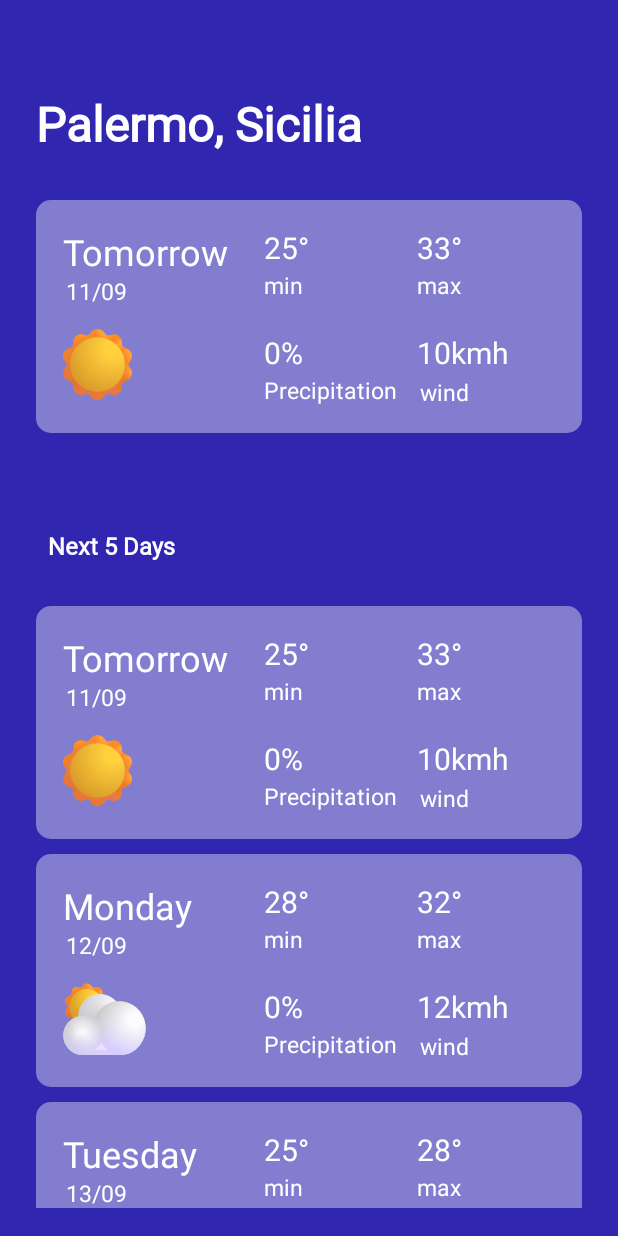
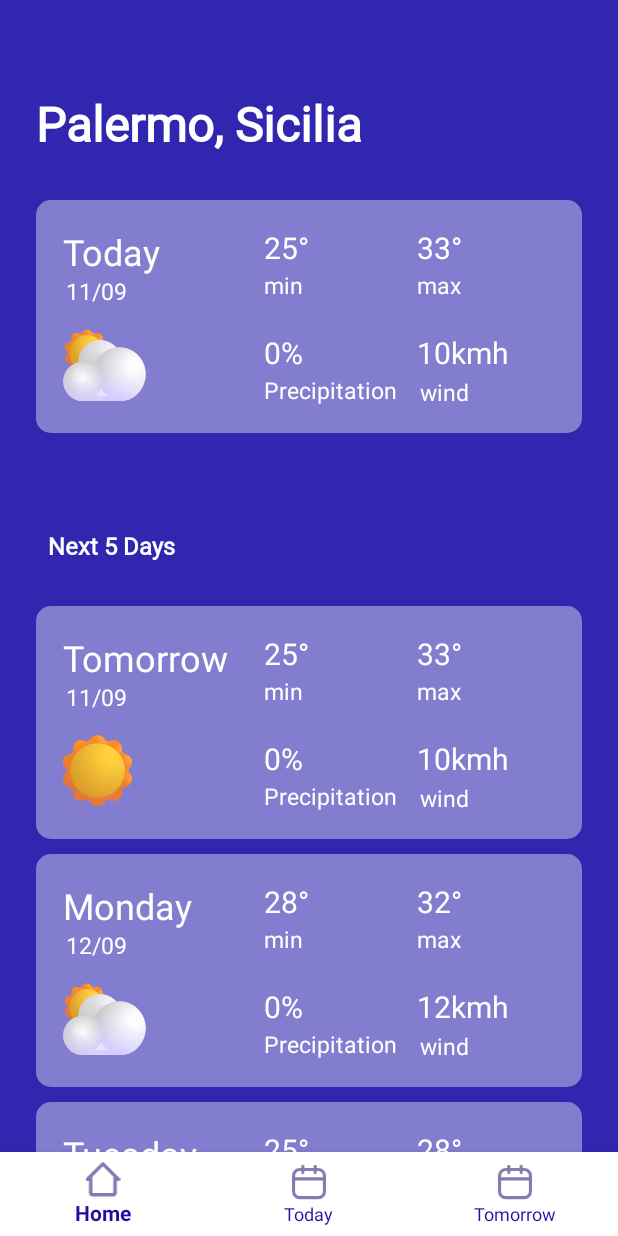
Before and after one commit to develhope/android2_team2_meteoapp, an Android app: the screen it shows after launch (MainActivity), on a phone screen of 412 x 824 dp. Run offline under Robolectric (Android 15) with nearby library versions, the phone set to English and light mode, and no system bars.

Commit message:
Added bottom navigation

```diff
--- a/app/build.gradle
+++ b/app/build.gradle
@@ -37,6 +37,8 @@ dependencies {
     implementation 'androidx.appcompat:appcompat:1.5.1'
     implementation 'com.google.android.material:material:1.6.1'
     implementation 'androidx.constraintlayout:constraintlayout:2.1.4'
+    implementation 'androidx.navigation:navigation-fragment-ktx:2.5.2'
+    implementation 'androidx.navigation:navigation-ui-ktx:2.5.2'
     testImplementation 'junit:junit:4.13.2'
     androidTestImplementation 'androidx.test.ext:junit:1.1.3'
     androidTestImplementation 'androidx.test.espresso:espresso-core:3.4.0'
--- a/app/src/main/java/co/develhope/meteoapp/MainActivity.kt
+++ b/app/src/main/java/co/develhope/meteoapp/MainActivity.kt
@@ -3,12 +3,30 @@ package co.develhope.meteoapp
 import androidx.appcompat.app.AppCompatActivity
 import android.os.Bundle
 import androidx.fragment.app.Fragment
+import co.develhope.meteoapp.fragments.TodayFragment
+import co.develhope.meteoapp.fragments.TomorrowFragment
+import com.google.android.material.bottomnavigation.BottomNavigationView
 
 class MainActivity : AppCompatActivity() {
+
+    private val homeFragment = HomeFragment()
+    private val todayFragment = TodayFragment()
+    private val tomorrowFragment = TomorrowFragment()
+
     override fun onCreate(savedInstanceState: Bundle?) {
         super.onCreate(savedInstanceState)
         setContentView(R.layout.activity_main)
         replaceFragment(HomeFragment())
+
+        val bottomNav = findViewById<BottomNavigationView>(R.id.bottom_navigation)
+        bottomNav.setOnItemSelectedListener {
+            when (it.itemId) {
+                R.id.home_fragment -> replaceFragment(homeFragment)
+                R.id.today_fragment -> replaceFragment(todayFragment)
+                R.id.tomorrow_fragment -> replaceFragment(tomorrowFragment)
+            }
+            true
+        }
     }
 
     private fun replaceFragment(homeFragment: Fragment){
--- /dev/null
+++ b/app/src/main/java/co/develhope/meteoapp/TodayFragment.kt
@@ -0,0 +1,20 @@
+package co.develhope.meteoapp.fragments
+
+import android.os.Bundle
+import androidx.fragment.app.Fragment
+import android.view.LayoutInflater
+import android.view.View
+import android.view.ViewGroup
+import co.develhope.meteoapp.R
+
+class TodayFragment : Fragment() {
+
+    override fun onCreateView(
+        inflater: LayoutInflater, container: ViewGroup?, savedInstanceState: Bundle?): View? {
+        return inflater.inflate(R.layout.fragment_today, container, false)
+    }
+
+    override fun onViewCreated(view: View, savedInstanceState: Bundle?) {
+        super.onViewCreated(view, savedInstanceState)
+    }
+}
--- /dev/null
+++ b/app/src/main/java/co/develhope/meteoapp/TomorrowFragment.kt
@@ -0,0 +1,20 @@
+package co.develhope.meteoapp.fragments
+
+import android.os.Bundle
+import androidx.fragment.app.Fragment
+import android.view.LayoutInflater
+import android.view.View
+import android.view.ViewGroup
+import co.develhope.meteoapp.R
+
+class TomorrowFragment : Fragment() {
+
+    override fun onCreateView(
+        inflater: LayoutInflater, container: ViewGroup?, savedInstanceState: Bundle?): View? {
+        return inflater.inflate(R.layout.fragment_tomorrow, container, false)
+    }
+
+    override fun onViewCreated(view: View, savedInstanceState: Bundle?) {
+        super.onViewCreated(view, savedInstanceState)
+    }
+}
--- /dev/null
+++ b/app/src/main/res/drawable-v24/ic_home.xml
@@ -0,0 +1,9 @@
+<vector xmlns:android="http://schemas.android.com/apk/res/android"
+    android:width="23dp"
+    android:height="24dp"
+    android:viewportWidth="23"
+    android:viewportHeight="24">
+  <path
+      android:pathData="M12.247,1.156C12.14,1.049 12.014,0.964 11.875,0.906C11.735,0.848 11.586,0.818 11.435,0.818C11.284,0.818 11.135,0.848 10.996,0.906C10.856,0.964 10.73,1.049 10.624,1.156L0.338,11.442C0.231,11.548 0.146,11.675 0.088,11.814C0.03,11.953 0,12.102 0,12.253C0,12.404 0.03,12.554 0.088,12.693C0.146,12.832 0.231,12.958 0.338,13.065C0.445,13.171 0.571,13.255 0.711,13.311C0.85,13.368 0.999,13.397 1.149,13.396H2.292V21.396C2.292,22.002 2.533,22.584 2.962,23.012C3.39,23.441 3.972,23.682 4.578,23.682H18.292C18.899,23.682 19.48,23.441 19.909,23.012C20.337,22.584 20.578,22.002 20.578,21.396V13.396H21.721C22.024,13.396 22.315,13.276 22.529,13.061C22.743,12.847 22.864,12.556 22.864,12.253C22.865,12.103 22.836,11.954 22.779,11.815C22.722,11.675 22.638,11.549 22.532,11.442L12.247,1.156ZM4.578,21.396V10.436L11.435,3.579L18.292,10.436V21.396H4.578Z"
+      android:fillColor="#230EA5"/>
+</vector>
--- a/app/src/main/res/layout/activity_main.xml
+++ b/app/src/main/res/layout/activity_main.xml
@@ -5,6 +5,18 @@
     android:layout_width="match_parent"
     android:layout_height="match_parent"
     tools:context=".MainActivity">
+
+    <com.google.android.material.bottomnavigation.BottomNavigationView
+        android:id="@+id/bottom_navigation"
+        android:layout_width="match_parent"
+        android:layout_height="wrap_content"
+        app:layout_constraintBottom_toBottomOf="parent"
+        app:layout_constraintLeft_toLeftOf="parent"
+        app:layout_constraintRight_toRightOf="parent"
+        app:menu="@menu/bottom_menu"
+        android:background="@color/white"
+        app:itemIconTint="#847CB1"
+        app:itemTextColor="#230EA5"/>
 
     <FrameLayout
         android:id="@+id/frame_layout"
--- a/app/src/main/res/layout/fragment_home.xml
+++ b/app/src/main/res/layout/fragment_home.xml
@@ -42,14 +42,14 @@
             android:layout_height="wrap_content"
             android:layout_marginStart="18dp"
             android:layout_marginTop="18dp"
-            android:text="@string/rc_tv_tomorrow"
+            android:text="@string/tv_today"
             android:textColor="@color/white"
             android:textSize="24sp"
             app:layout_constraintStart_toStartOf="parent"
             app:layout_constraintTop_toTopOf="parent" />
 
         <TextView
-            android:id="@+id/rc_tv_grade_min"
+            android:id="@+id/tv_grade_min"
             android:layout_width="wrap_content"
             android:layout_height="wrap_content"
             android:layout_marginStart="152dp"
@@ -61,7 +61,7 @@
             app:layout_constraintTop_toTopOf="parent" />
 
         <TextView
-            android:id="@+id/rc_tv_grade_max"
+            android:id="@+id/tv_grade_max"
             android:layout_width="wrap_content"
             android:layout_height="wrap_content"
             android:layout_marginStart="254dp"
@@ -73,7 +73,7 @@
             app:layout_constraintTop_toTopOf="parent" />
 
         <TextView
-            android:id="@+id/rc_tv_precipitation"
+            android:id="@+id/tv_precipitation"
             android:layout_width="wrap_content"
             android:layout_height="wrap_content"
             android:layout_marginStart="152dp"
@@ -85,7 +85,7 @@
             app:layout_constraintTop_toTopOf="parent" />
 
         <TextView
-            android:id="@+id/rc_tv_speed"
+            android:id="@+id/tv_speed"
             android:layout_width="wrap_content"
             android:layout_height="wrap_content"
             android:layout_marginStart="254dp"
@@ -97,7 +97,7 @@
             app:layout_constraintTop_toTopOf="parent" />
 
         <TextView
-            android:id="@+id/rc_tv_min"
+            android:id="@+id/tv_min"
             android:layout_width="wrap_content"
             android:layout_height="wrap_content"
             android:layout_marginStart="152dp"
@@ -109,7 +109,7 @@
             app:layout_constraintTop_toTopOf="parent" />
 
         <TextView
-            android:id="@+id/rc_tv_max"
+            android:id="@+id/tv_max"
             android:layout_width="wrap_content"
             android:layout_height="wrap_content"
             android:layout_marginStart="254dp"
@@ -121,7 +121,7 @@
             app:layout_constraintTop_toTopOf="parent" />
 
         <TextView
-            android:id="@+id/rc_tv_precipitation_text"
+            android:id="@+id/tv_precipitation_text"
             android:layout_width="wrap_content"
             android:layout_height="wrap_content"
             android:layout_marginStart="152dp"
@@ -133,7 +133,7 @@
             app:layout_constraintTop_toTopOf="parent" />
 
         <TextView
-            android:id="@+id/rc_tv_wind"
+            android:id="@+id/tv_wind"
             android:layout_width="wrap_content"
             android:layout_height="wrap_content"
             android:layout_marginStart="256dp"
@@ -145,7 +145,7 @@
             app:layout_constraintTop_toTopOf="parent" />
 
         <TextView
-            android:id="@+id/rc_tv_date"
+            android:id="@+id/tv_date"
             android:layout_width="wrap_content"
             android:layout_height="wrap_content"
             android:layout_marginStart="20dp"
@@ -162,7 +162,7 @@
             android:layout_height="wrap_content"
             android:layout_marginStart="18dp"
             android:layout_marginTop="86dp"
-            android:src="@drawable/ic_sun"
+            android:src="@drawable/ic_sun_cloud"
             app:layout_constraintStart_toStartOf="parent"
             app:layout_constraintTop_toTopOf="parent" />
     </androidx.constraintlayout.widget.ConstraintLayout>
--- /dev/null
+++ b/app/src/main/res/menu/bottom_menu.xml
@@ -0,0 +1,18 @@
+<?xml version="1.0" encoding="utf-8"?>
+<menu xmlns:android="http://schemas.android.com/apk/res/android">
+
+    <item
+        android:id="@+id/home_fragment"
+        android:icon="@drawable/ic_home"
+        android:title="@string/icon_home"/>
+
+    <item
+        android:id="@+id/today_fragment"
+        android:icon="@drawable/ic_day"
+        android:title="@string/icon_today"/>
+
+    <item
+        android:id="@+id/tomorrow_fragment"
+        android:icon="@drawable/ic_day"
+        android:title="@string/icon_tomorrow"/>
+</menu>
--- a/app/src/main/res/values/strings.xml
+++ b/app/src/main/res/values/strings.xml
@@ -52,5 +52,14 @@
     <string name="rc_tv_kmh_thu">10kmh</string>
     <string name="rc_tv_date_thu">15\/09</string>
     <string name="rc_tv_precip_num_thu">20%</string>
+    <!--  Bottom_nav Strings -->
+    <string name="icon_home">Home</string>
+    <string name="icon_today">Today</string>
+    <string name="icon_tomorrow">Tomorrow</string>
+    <string name="icon_date">11</string>
+    <!--  Fragment today strings  -->
+    <string name="tv_today_fragment">Today Fragment</string>
+    <!--  Fragment today strings  -->
+    <string name="tv_tomorrow_fragment">Tomorrow Fragment</string>
 
 </resources>
```
Also changed, not shown: app/src/main/res/layout/fragment_today.xml (added, +20 -0 lines), app/src/main/res/layout/fragment_tomorrow.xml (added, +18 -0 lines).
